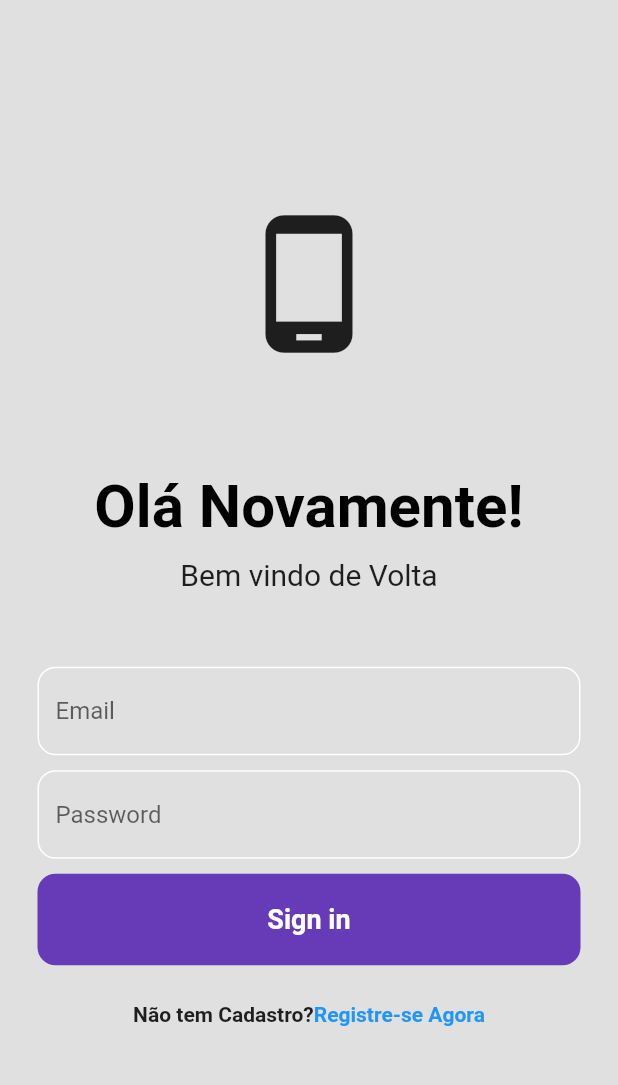
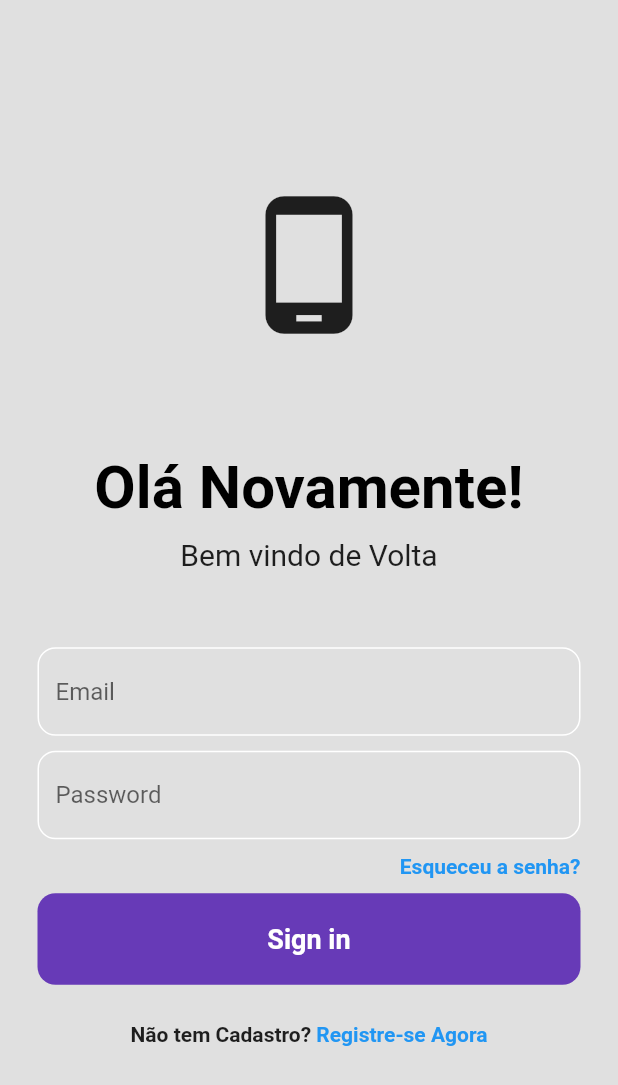
Before and after one commit to JulioMartins1/Login_Model, a Flutter app: the screen it shows after launch, on a phone screen of 412 x 824 dp. Shown: the top 1085 px of the screen. Run offline on Flutter 3.47's test engine with Material 2 defaults, Android fonts, the phone set to English and light mode, and no system bars; our stand-ins replace firebase_auth, firebase_core; accounts and stored records are empty.

```diff
--- /dev/null
+++ b/lib/pages/forgot_pw_page.dart
@@ -0,0 +1 @@
+// TODO Implement this library.
--- a/lib/pages/login_page.dart
+++ b/lib/pages/login_page.dart
@@ -1,5 +1,6 @@
 import 'package:firebase_auth/firebase_auth.dart';
 import 'package:flutter/material.dart';
+import 'cadastro/forgot_pw_page.dart';
 
 class LoginPage extends StatefulWidget {
   final VoidCallback showRegisterPage;
@@ -109,6 +110,39 @@ class _LoginPageState extends State<LoginPage> {
 
                 const SizedBox(height: 10),
 
+                //Esqueceu a senha ?
+                Padding(
+                  padding: const EdgeInsets.symmetric(horizontal: 25.0),
+                  child: Row(
+                    mainAxisAlignment: MainAxisAlignment.end,
+                    children: [
+                      GestureDetector(
+                        onTap: () {
+                          Navigator.push(
+                            context,
+                            MaterialPageRoute(
+                              builder: (context) {
+                                return const ForgotPasswordPage();
+                              },
+                            ),
+                          );
+                        },
+                        child: const Text(
+                          'Esqueceu a senha?',
+                          style: TextStyle(
+                            color: Colors.blue,
+                            fontWeight: FontWeight.bold,
+                          ),
+                        ),
+                      ),
+                    ],
+                  ),
+                ),
+
+                //
+
+                const SizedBox(height: 10),
+
                 //sign in button
                 Padding(
                   padding: const EdgeInsets.symmetric(horizontal: 25.0),
@@ -146,7 +180,7 @@ class _LoginPageState extends State<LoginPage> {
                     GestureDetector(
                       onTap: widget.showRegisterPage,
                       child: const Text(
-                        'Registre-se Agora',
+                        ' Registre-se Agora',
                         style: TextStyle(
                           color: Colors.blue,
                           fontWeight: FontWeight.bold,
--- a/lib/pages/register_page.dart
+++ b/lib/pages/register_page.dart
@@ -186,7 +186,7 @@ class _RegistePageState extends State<RegistePage> {
                     GestureDetector(
                       onTap: widget.showLoginPage,
                       child: const Text(
-                        'Entre Agora',
+                        ' Entre Agora',
                         style: TextStyle(
                           color: Colors.blue,
                           fontWeight: FontWeight.bold,
```
Also changed, not shown: lib/pages/cadastro/forgot_pw_page.dart (added, +23 -0 lines), 4 other files.
